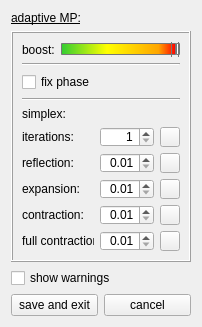
First picture: the form in examples/matchingPursuit/settingwindow.ui, repository mne-tools/mne-cpp, before the edit.
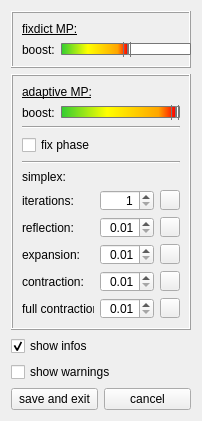
Second picture: the form after the edit. Icons and pictures are not drawn.

Commit message: chg: GUI settings

```diff
--- a/examples/matchingPursuit/settingwindow.ui
+++ b/examples/matchingPursuit/settingwindow.ui
@@ -7,7 +7,7 @@
     <x>0</x>
     <y>0</y>
     <width>202</width>
-    <height>327</height>
+    <height>421</height>
    </rect>
   </property>
   <property name="sizePolicy">
@@ -19,13 +19,13 @@
   <property name="minimumSize">
    <size>
     <width>202</width>
-    <height>327</height>
+    <height>420</height>
    </size>
   </property>
   <property name="maximumSize">
    <size>
-    <width>202</width>
-    <height>327</height>
+    <width>209</width>
+    <height>421</height>
    </size>
   </property>
   <property name="windowTitle">
@@ -38,21 +38,17 @@
   <property name="toolTip">
    <string/>
   </property>
-  <layout class="QVBoxLayout" name="verticalLayout" stretch="0,1,0,0">
+  <layout class="QVBoxLayout" name="verticalLayout" stretch="0,0,0,0">
    <item>
-    <widget class="QLabel" name="lb_adaptiveMP_settings">
-     <property name="font">
-      <font>
-       <underline>true</underline>
-      </font>
-     </property>
-     <property name="text">
-      <string>adaptive MP:</string>
-     </property>
-    </widget>
-   </item>
-   <item>
+    <layout class="QGridLayout" name="gridLayout_3">
+     <item row="1" column="0">
     <widget class="QFrame" name="fr_adaptiveSet">
+       <property name="maximumSize">
+        <size>
+         <width>189</width>
+         <height>16777215</height>
+        </size>
+       </property>
      <property name="frameShape">
       <enum>QFrame::Box</enum>
      </property>
@@ -63,6 +59,18 @@
       <number>1</number>
      </property>
      <layout class="QVBoxLayout" name="verticalLayout_2">
+        <item>
+         <widget class="QLabel" name="lb_adaptiveMP_settings">
+          <property name="font">
+           <font>
+            <underline>true</underline>
+           </font>
+          </property>
+          <property name="text">
+           <string>adaptive MP:</string>
+          </property>
+         </widget>
+        </item>
       <item>
        <layout class="QHBoxLayout" name="horizontalLayout_2">
         <item>
@@ -201,6 +209,9 @@
         </item>
         <item row="0" column="0">
          <widget class="QLabel" name="l_iterations">
+            <property name="frameShape">
+             <enum>QFrame::NoFrame</enum>
+            </property>
           <property name="text">
            <string>iterations:</string>
           </property>
@@ -231,6 +242,9 @@
         </item>
         <item row="1" column="0">
          <widget class="QLabel" name="l_reflection">
+            <property name="frameShape">
+             <enum>QFrame::NoFrame</enum>
+            </property>
           <property name="text">
            <string>reflection:</string>
           </property>
@@ -455,6 +469,144 @@
        </layout>
       </item>
      </layout>
+      </widget>
+     </item>
+     <item row="0" column="0">
+      <widget class="QFrame" name="fr_fixdictSet">
+       <property name="maximumSize">
+        <size>
+         <width>189</width>
+         <height>16777215</height>
+        </size>
+       </property>
+       <property name="frameShape">
+        <enum>QFrame::Box</enum>
+       </property>
+       <property name="frameShadow">
+        <enum>QFrame::Raised</enum>
+       </property>
+       <layout class="QVBoxLayout" name="verticalLayout_7">
+        <item>
+         <widget class="QLabel" name="label">
+          <property name="sizePolicy">
+           <sizepolicy hsizetype="Fixed" vsizetype="Fixed">
+            <horstretch>0</horstretch>
+            <verstretch>0</verstretch>
+           </sizepolicy>
+          </property>
+          <property name="font">
+           <font>
+            <underline>true</underline>
+           </font>
+          </property>
+          <property name="text">
+           <string>fixdict MP:</string>
+          </property>
+         </widget>
+        </item>
+        <item>
+         <layout class="QHBoxLayout" name="horizontalLayout_4">
+          <item>
+           <widget class="QLabel" name="l_boost_fixDict">
+            <property name="text">
+             <string>boost:</string>
+            </property>
+           </widget>
+          </item>
+          <item>
+           <widget class="QSlider" name="sl_boost_fixDict">
+            <property name="minimumSize">
+             <size>
+              <width>130</width>
+              <height>0</height>
+             </size>
+            </property>
+            <property name="maximumSize">
+             <size>
+              <width>130</width>
+              <height>16777215</height>
+             </size>
+            </property>
+            <property name="styleSheet">
+             <string notr="true">QSlider::groove:horizontal {
+border: 1px solid #bbb;
+background: white;
+height: 10px;
+border-radius: 4px;
+}
+
+QSlider::sub-page:horizontal {
+background:qlineargradient(spread:pad, x1:0, y1:0, x2:1, y2:0, stop:0 rgba(50,205,50, 255), stop:0.4 rgba(255,255,0, 255), stop:0.85 rgba(255,165,0, 255), stop:1 rgba(255,0,0,255));
+
+border: 1px solid #777;
+height: 10px;
+border-radius: 1px;
+}
+
+QSlider::add-page:horizontal {
+background: #fff;
+border: 1px solid #777;
+height: 10px;
+border-radius: 1px;
+}
+
+QSlider::handle:horizontal {
+background: qlineargradient(x1:0, y1:0, x2:1, y2:1,
+    stop:0 #eee, stop:1 #ccc);
+border: 1px solid #777;
+width: 6px;
+margin-top: -6px;
+margin-bottom: -6px;
+border-radius: 1px;
+}
+
+QSlider::handle:horizontal:hover {
+background: qlineargradient(x1:0, y1:0, x2:1, y2:1,
+    stop:0 #fff, stop:1 #ddd);
+border: 1px solid #444;
+border-radius: 1px;
+}
+
+QSlider::sub-page:horizontal:disabled {
+background: #bbb;
+border-color: #999;
+}
+
+QSlider::add-page:horizontal:disabled {
+background: #eee;
+border-color: #999;
+}
+
+QSlider::handle:horizontal:disabled {
+background: #eee;
+border: 1px solid #aaa;
+border-radius: 4px;
+
+}</string>
+            </property>
+            <property name="value">
+             <number>50</number>
+            </property>
+            <property name="orientation">
+             <enum>Qt::Horizontal</enum>
+            </property>
+           </widget>
+          </item>
+         </layout>
+        </item>
+       </layout>
+      </widget>
+     </item>
+    </layout>
+   </item>
+   <item>
+    <widget class="QCheckBox" name="cb_show_infos">
+     <property name="text">
+      <string>show infos</string>
+     </property>
+     <property name="checked">
+      <bool>true</bool>
+     </property>
     </widget>
    </item>
    <item>
```
Left out of the diff: 170 changed lines with no effect on the pictures. Lines whose indentation alone changed are shown as unchanged. The commit also changes 4 other files.
